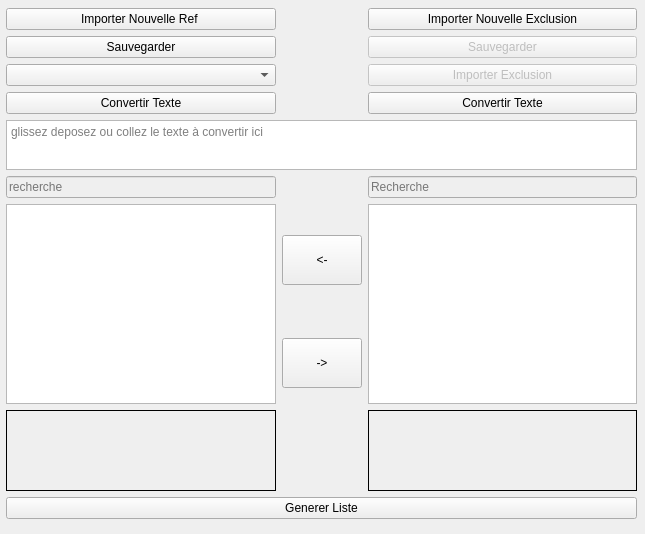
The window that src/main/python/package/Adress4_UI.ui (pimpim13/PyUtil) describes before a commit, drawn with Qt 5.
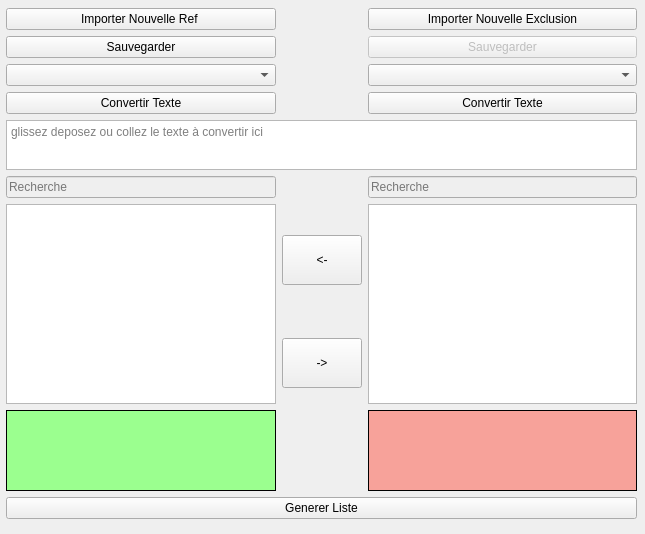
The same window after the commit.

Commit message: Modif interface graphique

What changed in the file:
```diff
--- a/src/main/python/package/Adress4_UI.ui
+++ b/src/main/python/package/Adress4_UI.ui
@@ -25,6 +25,15 @@
    <layout class="QGridLayout" name="gridLayout">
     <item row="8" column="0">
      <widget class="QLabel" name="lbl_ref_count">
+      <property name="font">
+       <font>
+        <weight>50</weight>
+        <bold>false</bold>
+       </font>
+      </property>
+      <property name="styleSheet">
+       <string notr="true">background-color: rgb(155, 255, 143);</string>
+      </property>
       <property name="frameShape">
        <enum>QFrame::Box</enum>
       </property>
@@ -38,6 +47,9 @@
     </item>
     <item row="8" column="2">
      <widget class="QLabel" name="lbl_exclusion_count">
+      <property name="styleSheet">
+       <string notr="true">background-color: rgba(255, 95, 79, 135);</string>
+      </property>
       <property name="frameShape">
        <enum>QFrame::Box</enum>
       </property>
@@ -87,16 +99,6 @@
       </property>
      </widget>
     </item>
-    <item row="2" column="2">
-     <widget class="QPushButton" name="btn_import_exclusion">
-      <property name="enabled">
-       <bool>false</bool>
-      </property>
-      <property name="text">
-       <string>Importer Exclusion</string>
-      </property>
-     </widget>
-    </item>
     <item row="3" column="0">
      <widget class="QPushButton" name="btn_text_ref">
       <property name="text">
@@ -204,10 +206,13 @@
        <set>Qt::AlignLeading|Qt::AlignLeft|Qt::AlignVCenter</set>
       </property>
       <property name="placeholderText">
-       <string>recherche</string>
+       <string>Recherche</string>
       </property>
      </widget>
     </item>
+    <item row="2" column="2">
+     <widget class="QComboBox" name="cd_import_json_exclusion"/>
+    </item>
    </layout>
   </widget>
  </widget>
```
The commit also changes 5 other files.
